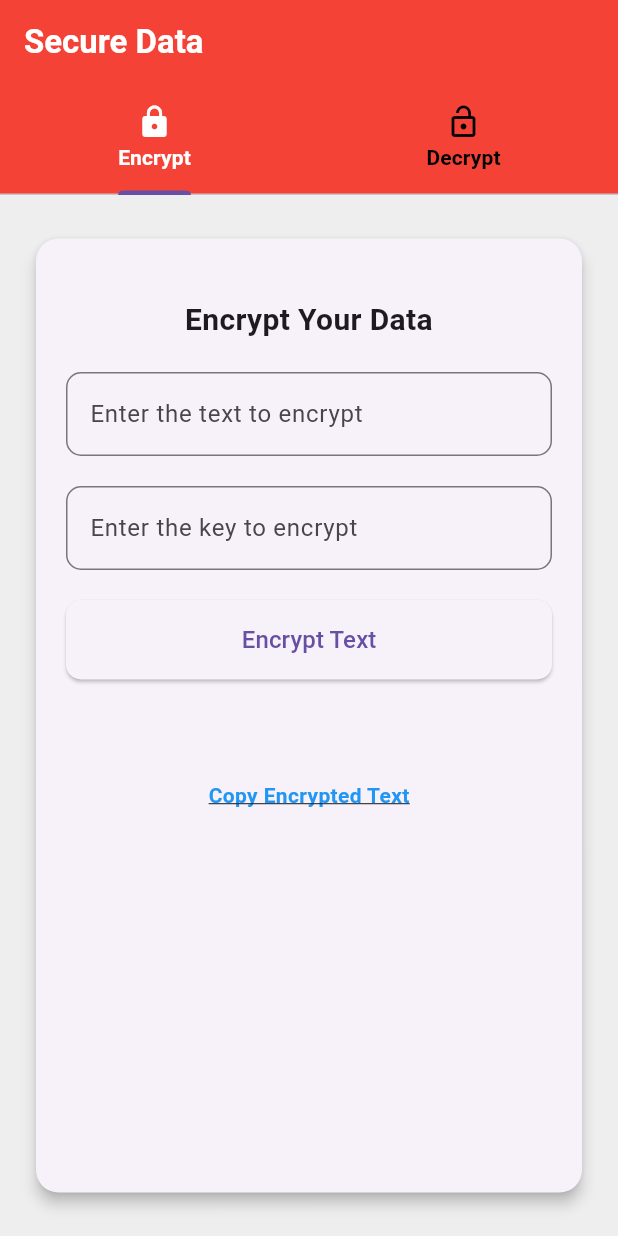
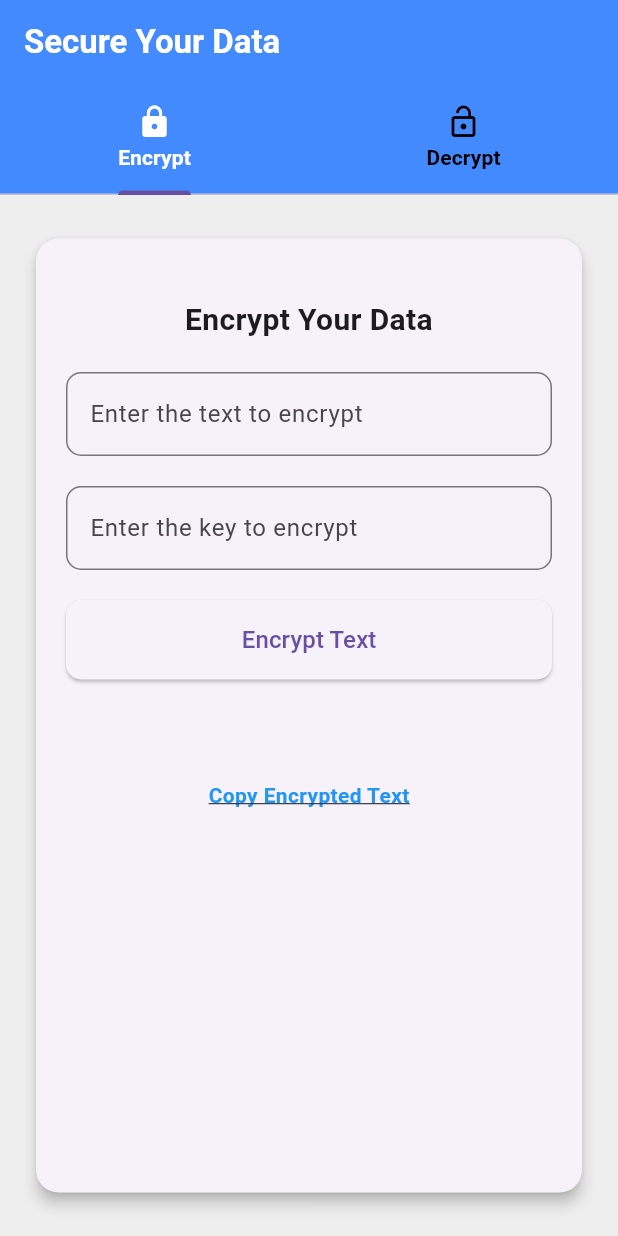
Before and after one commit to varunrajnavuru0506/encrypt_decrypt, a Flutter app: the screen it shows after launch, on a phone screen of 412 x 824 dp. Run offline on Flutter 3.47's test engine with Material 3 defaults, Android fonts, the phone set to English and light mode, and no system bars; missing offline and left inert: encrypt.

Commit message:
renamed the tabbar title

```diff
--- a/lib/main.dart
+++ b/lib/main.dart
@@ -245,7 +245,7 @@ class _TabsState extends State<Tabs> {
       child: Scaffold(
         appBar: AppBar(
           title: const Text(
-            "Secure Data",
+            "Secure Your Data",
             style: TextStyle(color: Colors.white, fontWeight: FontWeight.bold),
           ),
           bottom: TabBar(
@@ -259,7 +259,7 @@ class _TabsState extends State<Tabs> {
             labelStyle:
                 const TextStyle(fontSize: 14, fontWeight: FontWeight.bold),
           ),
-          backgroundColor: Colors.red,
+          backgroundColor: Colors.blueAccent,
         ),
         body: TabBarView(children: _kTabPages),
       ),
```
